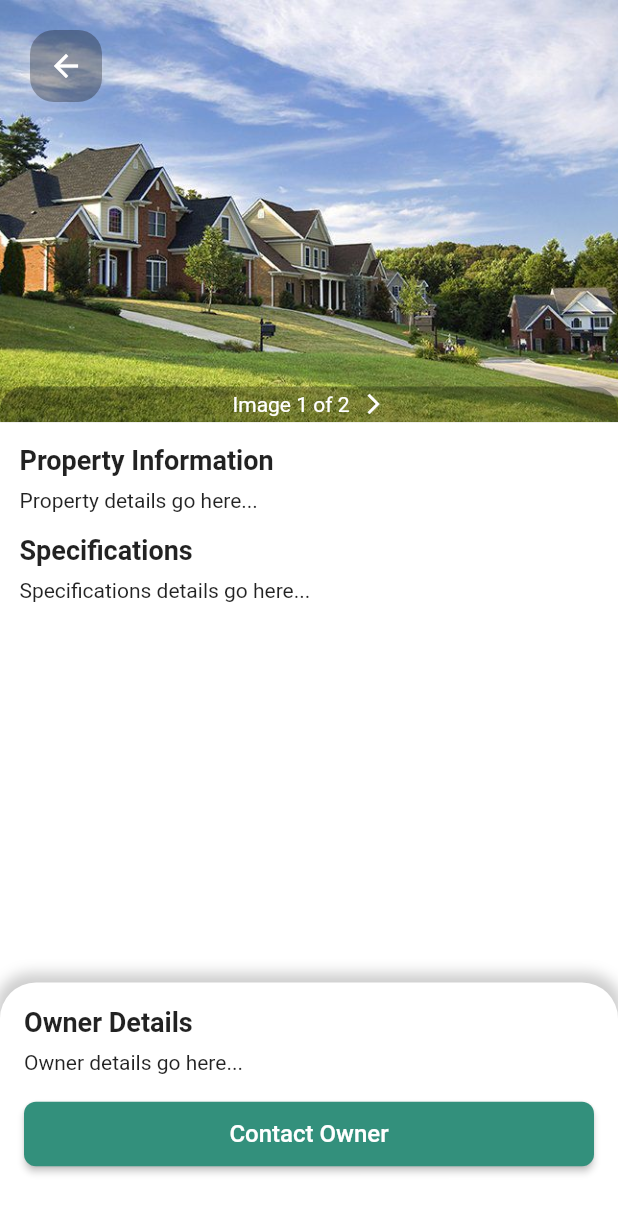
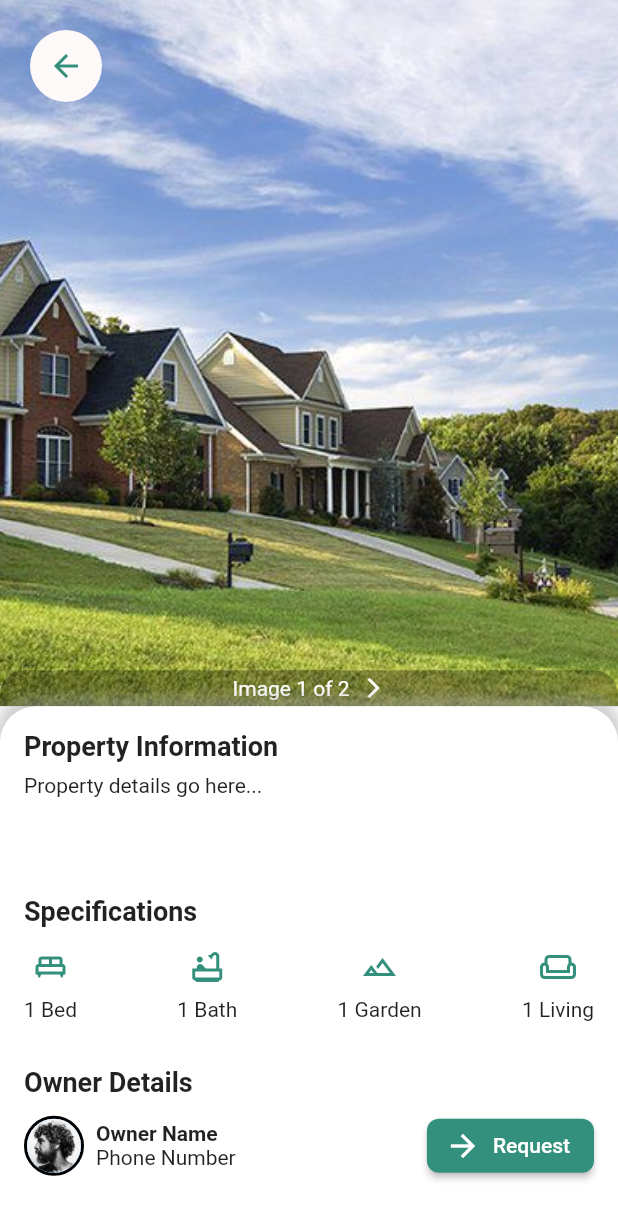
Before and after one commit to shahfarazz/rehnaa-concept, a Flutter app: the screen it shows after launch, on a phone screen of 412 x 824 dp. Shown: the top 1220 px of the screen. Run offline on Flutter 3.47's test engine with Material 2 defaults, Android fonts, the phone set to English and light mode, and no system bars; drawn by our look-alikes of carousel_slider; our stand-ins replace firebase_auth, firebase_core, fluttertoast, google_fonts, smooth_page_indicator; accounts and stored records are empty.

Commit message:
property done

```diff
--- a/lib/frontend/Screens/Property.dart
+++ b/lib/frontend/Screens/Property.dart
@@ -1,19 +1,36 @@
 import 'package:flutter/material.dart';
+import 'package:carousel_slider/carousel_slider.dart';
 
-class PropertyPage extends StatelessWidget {
+class PropertyPage extends StatefulWidget {
+  @override
+  _PropertyPageState createState() => _PropertyPageState();
+}
+
+class _PropertyPageState extends State<PropertyPage> {
+  int currentIndex = 0;
+
   @override
   Widget build(BuildContext context) {
     return Scaffold(
-      backgroundColor: Colors.white,
+      backgroundColor: Colors.transparent,
       body: Column(
         children: [
           Expanded(
-  flex: 4,
+            flex: 8,
             child: Stack(
               children: [
-      PageView(
-        // FutureBuilder to fetch images from Firebase in the future
-        children: [
+                Positioned.fill(
+                  child: CarouselSlider(
+                    options: CarouselOptions(
+                      height: double.infinity,
+                      viewportFraction: 1.0,
+                      onPageChanged: (index, reason) {
+                        setState(() {
+                          currentIndex = index;
+                        });
+                      },
+                    ),
+                    items: [
                       Image.asset(
                         'assets/image1.jpg',
                         fit: BoxFit.cover,
@@ -23,6 +40,7 @@ class PropertyPage extends StatelessWidget {
                         fit: BoxFit.cover,
                       ),
                     ],
+                  ),
                 ),
                 Align(
                   alignment: Alignment.bottomCenter,
@@ -36,10 +54,10 @@ class PropertyPage extends StatelessWidget {
                       mainAxisAlignment: MainAxisAlignment.center,
                       children: [
                         Text(
-              'Image 1 of 2', // Update with current image and total count from future snapshot
+                          'Image ${currentIndex + 1} of 2',
                           style: TextStyle(color: Colors.white),
                         ),
-            SizedBox(width: 8), // Add desired space width
+                        SizedBox(width: 8),
                         Icon(
                           Icons.arrow_forward_ios,
                           color: Colors.white,
@@ -49,73 +67,31 @@ class PropertyPage extends StatelessWidget {
                     ),
                   ),
                 ),
-
                 Positioned(
                   top: 20,
                   left: 20,
                   child: Container(
                     decoration: BoxDecoration(
-            color: Color.fromRGBO(0, 0, 0, 0.298), // Transparency color: #33907C with 30% opacity
-            borderRadius: BorderRadius.circular(16),
+                      color: Color.fromRGBO(253, 249, 249, 1),
+                      borderRadius: BorderRadius.circular(30),
                     ),
                     child: IconButton(
                       onPressed: () {
                         // Handle back button press
                       },
                       icon: Icon(Icons.arrow_back),
-            color: Colors.white,
+                      color:  Color(0xFF33907C),
                     ),
                   ),
                 ),
               ],
             ),
           ),
-
-          Container(
-          color: Colors.white,
-          padding: EdgeInsets.only(left: 13),
-          child: Align(
-            alignment: Alignment.centerLeft,
-            child: Column(
-              crossAxisAlignment: CrossAxisAlignment.start,
-              children: [
-                SizedBox(height: 15),
-                Text(
-                  'Property Information',
-                  style: TextStyle(
-                    fontSize: 18,
-                    fontWeight: FontWeight.bold,
-                  ),
-                ),
-                SizedBox(height: 8),
-                Text(
-                  'Property details go here...',
-                ),
-                SizedBox(height: 15),
-                Text(
-                  'Specifications',
-                  style: TextStyle(
-                    fontSize: 18,
-                    fontWeight: FontWeight.bold,
-                  ),
-                ),
-                SizedBox(height: 8),
-                Text(
-                  'Specifications details go here...',
-                ),
-              ],
-            ),
-          ),
-        ),
-
           Expanded(
             flex: 6,
-            child: DraggableScrollableSheet(
-              initialChildSize: 0.4,
-              minChildSize: 0.2,
-              maxChildSize: 0.8,
-              builder: (BuildContext context, ScrollController scrollController) {
-                return Container(
+            child: SizedBox(
+              width: double.infinity,
+              child: Container(
                 padding: EdgeInsets.all(16),
                 decoration: BoxDecoration(
                   color: Colors.white,
@@ -129,9 +105,75 @@ class PropertyPage extends StatelessWidget {
                     ),
                   ],
                 ),
-                  child: ListView(
-                    controller: scrollController,
+                child: Column(
+                  crossAxisAlignment: CrossAxisAlignment.start,
                  children: [
+                  Text(
+                    'Property Information',
+                    style: TextStyle(
+                      fontSize: 18,
+                      fontWeight: FontWeight.bold,
+                    ),
+                  ),
+                  SizedBox(height: 8),
+                  Text(
+                    'Property details go here...',
+                  ),
+                  SizedBox(height: 65),
+                  Text(
+                    'Specifications',
+                    style: TextStyle(
+                      fontSize: 18,
+                      fontWeight: FontWeight.bold,
+                    ),
+                  ),
+                  SizedBox(height: 15),
+                  Row(
+                    mainAxisAlignment: MainAxisAlignment.spaceBetween,
+                    children: [
+                      Column(
+                        children: [
+                          Icon(
+                            Icons.king_bed_outlined,
+                            color: Color(0xFF33907C),
+                          ),
+                          SizedBox(height: 8),
+                          Text('1 Bed'),
+                        ],
+                      ),
+                      Column(
+                        children: [
+                          Icon(
+                            Icons.bathtub_outlined,
+                            color: Color(0xFF33907C),
+                          ),
+                          SizedBox(height: 8),
+                          Text('1 Bath'),
+                        ],
+                      ),
+                      Column(
+                        children: [
+                          Icon(
+                            Icons.landscape_outlined,
+                            color: Color(0xFF33907C),
+                          ),
+                          SizedBox(height: 8),
+                          Text('1 Garden'),
+                        ],
+                      ),
+                      Column(
+                        children: [
+                          Icon(
+                            Icons.weekend_outlined,
+                            color: Color(0xFF33907C),
+                          ),
+                          SizedBox(height: 8),
+                          Text('1 Living'),
+                        ],
+                      ),
+                    ],
+                  ),
+                    SizedBox(height: 30),
                     Text(
                       'Owner Details',
                       style: TextStyle(
@@ -140,11 +182,39 @@ class PropertyPage extends StatelessWidget {
                       ),
                     ),
                     SizedBox(height: 8),
-                      Text('Owner details go here...'),
-                      SizedBox(height: 16),
-                      ElevatedButton(
+                    Row(
+                      children: [
+                        Container(
+                          width: 40,
+                          height: 40,
+                          decoration: BoxDecoration(
+                            shape: BoxShape.circle,
+                            border: Border.all(color: Colors.black, width: 2),
+                          ),
+                          child: CircleAvatar(
+                            // Replace with the owner's image
+                            backgroundImage: AssetImage('assets/userimage.jpg'),
+                          ),
+                        ),
+                        SizedBox(width: 8),
+                        Column(
+                          crossAxisAlignment: CrossAxisAlignment.start,
+                          children: [
+                            Text(
+                              'Owner Name', // Replace with the owner's name fetched from Firebase
+                              style: TextStyle(
+                                fontWeight: FontWeight.bold,
+                              ),
+                            ),
+                            Text(
+                              'Phone Number', // Replace with the owner's phone number fetched from Firebase
+                            ),
+                          ],
+                        ),
+                        Spacer(),
+                        ElevatedButton.icon(
                           onPressed: () {
-                          // Implement contact owner logic here
+                            // Implement request logic here
                           },
                           style: ElevatedButton.styleFrom(
                             primary: Color(0xFF33907C),
@@ -152,13 +222,15 @@ class PropertyPage extends StatelessWidget {
                               borderRadius: BorderRadius.circular(8),
                             ),
                           ),
-                        child: Padding(
-                          padding: EdgeInsets.symmetric(vertical: 12, horizontal: 24),
-                          child: Text(
-                            'Contact Owner',
-                            style: TextStyle(
-                              color: Colors.white,
-                              fontSize: 16,
+                          icon: Icon(Icons.arrow_forward),
+                          label: Text('Request'),
+                        ),
+                      ],
+                    ),
+                  ],
+
+
+
                 ),
               ),
             ),
@@ -166,11 +238,5 @@ class PropertyPage extends StatelessWidget {
         ],
       ),
     );
-              },
-            ),
-          ),
-        ],
-      ),
-    );
   }
 }
--- a/pubspec.yaml
+++ b/pubspec.yaml
@@ -51,6 +51,9 @@ dev_dependencies:
     # package. See that file for information about deactivating specific lint
     # rules and activating additional ones.
     flutter_lints: ^2.0.0
+    carousel_slider: ^4.0.0
+    flutter_dot_indicator: ^2.0.0
+    page_indicator: ^1.3.0
 
 
 # For information on the generic Dart part of this file, see the
```
Also changed, not shown: pubspec.lock. Lines whose indentation alone changed are shown as unchanged.
